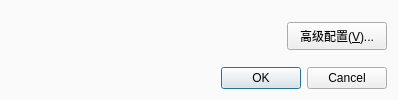
Qt form src/forms/configuredialog.ui (sxyzccr/CCR-Plus) before a commit.
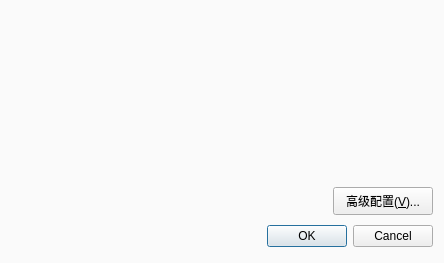
The same form after that commit.

What changed in the file:
```diff
--- a/src/forms/configuredialog.ui
+++ b/src/forms/configuredialog.ui
@@ -2,6 +2,14 @@
 <ui version="4.0">
  <class>ConfigureDialog</class>
  <widget class="QDialog" name="ConfigureDialog">
+  <property name="geometry">
+   <rect>
+    <x>0</x>
+    <y>0</y>
+    <width>444</width>
+    <height>263</height>
+   </rect>
+  </property>
   <property name="sizePolicy">
    <sizepolicy hsizetype="Fixed" vsizetype="Fixed">
     <horstretch>0</horstretch>
@@ -18,6 +26,31 @@
 }</string>
   </property>
   <layout class="QGridLayout" name="gridLayout">
+   <item row="0" column="0" colspan="2">
+    <widget class="QWidget" name="widget_empty" native="true">
+     <property name="enabled">
+      <bool>false</bool>
+     </property>
+     <property name="sizePolicy">
+      <sizepolicy hsizetype="Fixed" vsizetype="Fixed">
+       <horstretch>0</horstretch>
+       <verstretch>0</verstretch>
+      </sizepolicy>
+     </property>
+     <property name="minimumSize">
+      <size>
+       <width>422</width>
+       <height>162</height>
+      </size>
+     </property>
+     <property name="maximumSize">
+      <size>
+       <width>422</width>
+       <height>162</height>
+      </size>
+     </property>
+    </widget>
+   </item>
    <item row="1" column="1">
     <widget class="QPushButton" name="pushButton">
      <property name="sizePolicy">
@@ -37,52 +70,13 @@
      </property>
     </widget>
    </item>
-   <item row="3" column="0" colspan="2">
+   <item row="2" column="0" colspan="2">
     <widget class="QDialogButtonBox" name="buttonBox">
      <property name="standardButtons">
       <set>QDialogButtonBox::Cancel|QDialogButtonBox::Ok</set>
      </property>
     </widget>
    </item>
-   <item row="2" column="1">
-    <spacer name="spacer2">
-     <property name="orientation">
-      <enum>Qt::Vertical</enum>
-     </property>
-     <property name="sizeType">
-      <enum>QSizePolicy::Fixed</enum>
-     </property>
-     <property name="sizeHint" stdset="0">
-      <size>
-       <width>20</width>
-       <height>11</height>
-      </size>
-     </property>
-    </spacer>
-   </item>
-   <item row="1" column="0">
-    <spacer name="spacer1">
-     <property name="orientation">
-      <enum>Qt::Horizontal</enum>
-     </property>
-     <property name="sizeType">
-      <enum>QSizePolicy::Expanding</enum>
-     </property>
-     <property name="sizeHint" stdset="0">
-      <size>
-       <width>270</width>
-       <height>25</height>
-      </size>
-     </property>
-    </spacer>
-   </item>
-   <item row="0" column="0" colspan="2">
-    <widget class="QWidget" name="widget_empty" native="true">
-     <property name="enabled">
-      <bool>false</bool>
-     </property>
-    </widget>
-   </item>
   </layout>
  </widget>
  <resources/>
```
